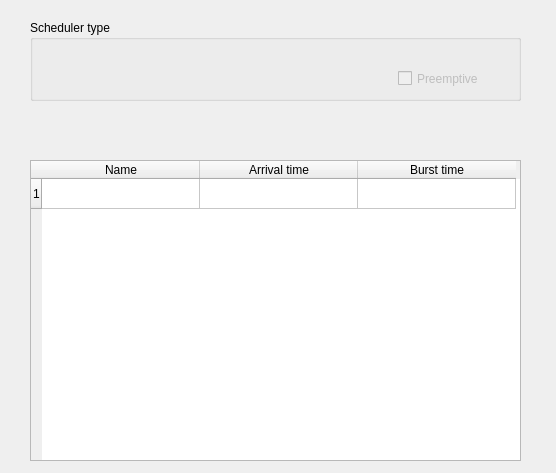
The window that mainwindow.ui (youssefMagdy29/OS-Scheduler) describes before a commit, drawn with Qt 5.
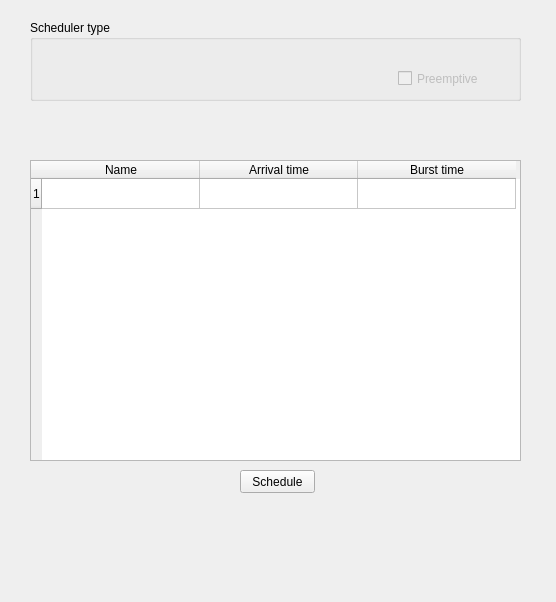
The same window after the commit.

Commit message: adding schedule button

```diff
--- a/mainwindow.ui
+++ b/mainwindow.ui
@@ -7,19 +7,19 @@
     <x>0</x>
     <y>0</y>
     <width>556</width>
-    <height>473</height>
+    <height>602</height>
    </rect>
   </property>
   <property name="minimumSize">
    <size>
     <width>556</width>
-    <height>473</height>
+    <height>602</height>
    </size>
   </property>
   <property name="maximumSize">
    <size>
     <width>556</width>
-    <height>473</height>
+    <height>602</height>
    </size>
   </property>
   <property name="windowTitle">
@@ -228,6 +228,19 @@
      </property>
     </column>
    </widget>
+   <widget class="QPushButton" name="pushButton">
+    <property name="geometry">
+     <rect>
+      <x>240</x>
+      <y>470</y>
+      <width>75</width>
+      <height>23</height>
+     </rect>
+    </property>
+    <property name="text">
+     <string>Schedule</string>
+    </property>
+   </widget>
   </widget>
  </widget>
  <layoutdefault spacing="6" margin="11"/>
```
